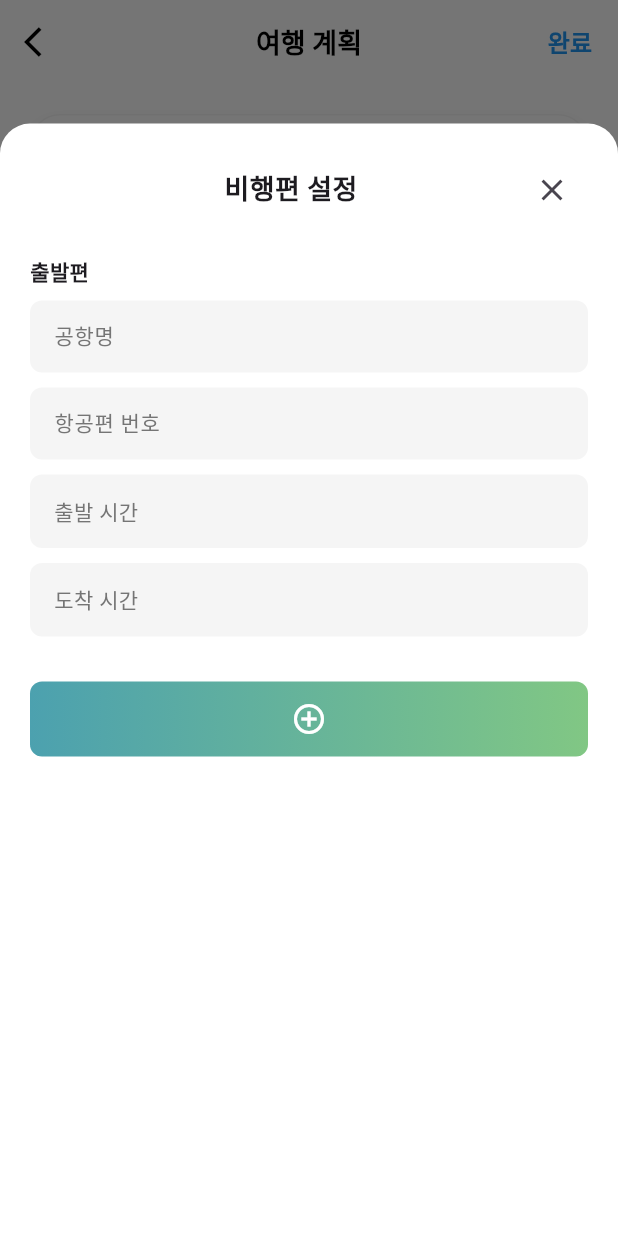
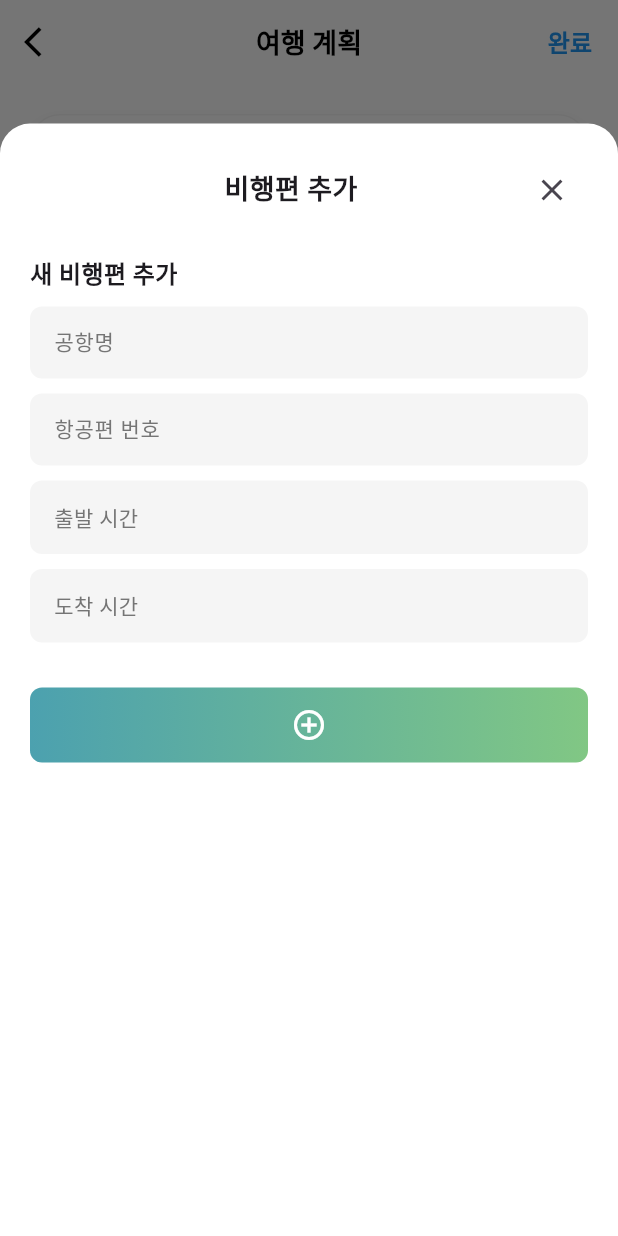
Before and after one commit to andy051127/tripic-refactored, a Flutter app: the TravelPlanSetupScreen screen opened directly, after a tap on "✈️", on a phone screen of 412 x 824 dp. Run offline on Flutter 3.47's test engine with Material 3 defaults, Android fonts, the phone set to English and light mode, and no system bars; our stand-ins replace cloud_firestore, firebase_auth, firebase_core, firebase_storage, geolocator, google_maps_flutter and 4 more; missing offline and left inert: image_editor_plus, translator; accounts and stored records are empty.

Commit message:
비행편 중복 허용

```diff
--- a/lib/screens/travel_plan_setup_screen.dart
+++ b/lib/screens/travel_plan_setup_screen.dart
@@ -23,7 +23,7 @@ class _TravelPlanSetupScreenState extends State<TravelPlanSetupScreen> {
   DateTime? _startDate;
   DateTime? _endDate;
   String _selectedCountry = "국가 설정";
-  String _flightInfo = "비행편 설정";
+  List<String> _flights = []; // 비행편 리스트로 변경
   String _hotelInfo = "숙소 설정";
 
   List<String> _members = [];
@@ -121,7 +121,10 @@ class _TravelPlanSetupScreenState extends State<TravelPlanSetupScreen> {
       final p = widget.plan!;
       _selectedDateRange = p.date;
       _selectedCountry = p.country;
-      _flightInfo = p.flightInfo.isNotEmpty ? p.flightInfo : "비행편 설정";
+      // flightInfo가 비어있지 않으면 리스트에 추가
+      if (p.flightInfo.isNotEmpty) {
+        _flights = [p.flightInfo];
+      }
       _hotelInfo = p.hotelInfo.isNotEmpty ? p.hotelInfo : "숙소 설정";
       _members = List.from(p.members);
       _supplies = List.from(p.supplies);
@@ -148,7 +151,7 @@ class _TravelPlanSetupScreenState extends State<TravelPlanSetupScreen> {
         title: "$_selectedCountry 여행",
         date: _selectedDateRange,
         country: _selectedCountry,
-        flightInfo: _flightInfo != "비행편 설정" ? _flightInfo : "",
+        flightInfo: _flights.isNotEmpty ? _flights.join(', ') : "",
         hotelInfo: _hotelInfo != "숙소 설정" ? _hotelInfo : "",
         members: _members,
         supplies: _supplies,
@@ -230,7 +233,12 @@ class _TravelPlanSetupScreenState extends State<TravelPlanSetupScreen> {
       ),
       body: SafeArea(
         child: SingleChildScrollView(
-          padding: const EdgeInsets.symmetric(horizontal: 20.0, vertical: 10.0),
+          padding: const EdgeInsets.only(
+            left: 20.0,
+            right: 20.0,
+            top: 10.0,
+            bottom: 80.0, // 하단 패딩 추가하여 네비게이션 바에 가려지지 않도록 함
+          ),
           child: Column(
             children: [
               const SizedBox(height: 10),
@@ -251,9 +259,11 @@ class _TravelPlanSetupScreenState extends State<TravelPlanSetupScreen> {
               _buildMenuCard(
                 context,
                 icon: "✈️",
-                title: _flightInfo,
+                title: _flights.isEmpty
+                    ? "비행편 추가"
+                    : "비행편 ${_flights.length}개",
                 onTap: () => _showFlightModal(context),
-                isSelected: _flightInfo != "비행편 설정",
+                isSelected: _flights.isNotEmpty,
               ),
               _buildMenuCard(
                 context,
@@ -365,7 +375,12 @@ class _TravelPlanSetupScreenState extends State<TravelPlanSetupScreen> {
       builder: (context) => StatefulBuilder(
         builder: (context, setModalState) => Container(
           height: MediaQuery.of(context).size.height * 0.85,
-          padding: const EdgeInsets.all(20),
+          padding: EdgeInsets.only(
+            left: 20,
+            right: 20,
+            top: 20,
+            bottom: MediaQuery.of(context).padding.bottom + 20,
+          ),
           decoration: const BoxDecoration(
             color: Colors.white,
             borderRadius: BorderRadius.vertical(top: Radius.circular(20)),
@@ -507,7 +522,8 @@ class _TravelPlanSetupScreenState extends State<TravelPlanSetupScreen> {
               left: 20,
               right: 20,
               top: 20,
-              bottom: MediaQuery.of(context).padding.bottom + 20,
+              bottom: MediaQuery.of(context).viewInsets.bottom +
+                     MediaQuery.of(context).padding.bottom + 20,
             ),
             decoration: const BoxDecoration(
               color: Colors.white,
@@ -676,7 +692,6 @@ class _TravelPlanSetupScreenState extends State<TravelPlanSetupScreen> {
   }
 
   void _showFlightModal(BuildContext context) {
-    /* 기존 코드 복사 */
     String dAirport = "", dFlight = "";
     TimeOfDay? dTime, aTime;
     showModalBottomSheet(
@@ -686,7 +701,12 @@ class _TravelPlanSetupScreenState extends State<TravelPlanSetupScreen> {
       builder: (context) => StatefulBuilder(
         builder: (context, setModalState) => Container(
           height: MediaQuery.of(context).size.height * 0.9,
-          padding: const EdgeInsets.all(20),
+          padding: EdgeInsets.only(
+            left: 20,
+            right: 20,
+            top: 20,
+            bottom: MediaQuery.of(context).padding.bottom + 20,
+          ),
           decoration: const BoxDecoration(
             color: Colors.white,
             borderRadius: BorderRadius.vertical(top: Radius.circular(20)),
@@ -695,11 +715,53 @@ class _TravelPlanSetupScreenState extends State<TravelPlanSetupScreen> {
             child: Column(
               crossAxisAlignment: CrossAxisAlignment.start,
               children: [
-                _buildModalHeader(context, "비행편 설정"),
+                _buildModalHeader(context, "비행편 추가"),
                 const SizedBox(height: 20),
+                // 이미 추가된 비행편 리스트 표시
+                if (_flights.isNotEmpty) ...[
+                  const Text(
+                    "추가된 비행편",
+                    style: TextStyle(fontWeight: FontWeight.bold, fontSize: 16),
+                  ),
+                  const SizedBox(height: 10),
+                  Container(
+                    decoration: BoxDecoration(
+                      color: Colors.grey[50],
+                      borderRadius: BorderRadius.circular(12),
+                    ),
+                    child: ListView.builder(
+                      shrinkWrap: true,
+                      physics: const NeverScrollableScrollPhysics(),
+                      itemCount: _flights.length,
+                      itemBuilder: (context, i) => ListTile(
+                        dense: true,
+                        leading: const Icon(
+                          Icons.flight_takeoff,
+                          color: Color(0xFF4CA1AF),
+                          size: 20,
+                        ),
+                        title: Text(_flights[i]),
+                        trailing: IconButton(
+                          icon: const Icon(
+                            Icons.remove_circle_outline,
+                            color: Colors.red,
+                            size: 20,
+                          ),
+                          onPressed: () {
+                            setState(() => _flights.removeAt(i));
+                            setModalState(() {});
+                          },
+                        ),
+                      ),
+                    ),
+                  ),
+                  const SizedBox(height: 20),
+                  const Divider(),
+                  const SizedBox(height: 20),
+                ],
                 const Text(
-                  "출발편",
-                  style: TextStyle(fontWeight: FontWeight.bold),
+                  "새 비행편 추가",
+                  style: TextStyle(fontWeight: FontWeight.bold, fontSize: 16),
                 ),
                 const SizedBox(height: 10),
                 _buildTextInputBox("공항명", (v) => dAirport = v),
@@ -731,8 +793,21 @@ class _TravelPlanSetupScreenState extends State<TravelPlanSetupScreen> {
                 GestureDetector(
                   onTap: () {
                     if (dAirport.isNotEmpty) {
-                      setState(() => _flightInfo = "$dAirport ($dFlight)");
-                      Navigator.pop(context);
+                      String flightInfo = dAirport;
+                      if (dFlight.isNotEmpty) flightInfo += " ($dFlight)";
+                      if (dTime != null) {
+                        flightInfo += " 출발: ${dTime!.format(context)}";
+                      }
+                      if (aTime != null) {
+                        flightInfo += " 도착: ${aTime!.format(context)}";
+                      }
+                      setState(() => _flights.add(flightInfo));
+                      setModalState(() {
+                        dAirport = "";
+                        dFlight = "";
+                        dTime = null;
+                        aTime = null;
+                      });
                     }
                   },
                   child: _buildAddButton(),
@@ -741,6 +816,24 @@ class _TravelPlanSetupScreenState extends State<TravelPlanSetupScreen> {
               ],
             ),
           ),
+        ),
+      ),
+    );
+  }
+
+  Widget _buildTimeSelectBox(TimeOfDay? time, String hint) {
+    return Container(
+      width: double.infinity,
+      padding: const EdgeInsets.symmetric(horizontal: 16, vertical: 14),
+      decoration: BoxDecoration(
+        color: Colors.grey[100],
+        borderRadius: BorderRadius.circular(8),
+      ),
+      child: Text(
+        time != null ? time.format(context) : hint,
+        style: TextStyle(
+          color: time != null ? Colors.black : Colors.grey[600],
+          fontSize: 14,
         ),
       ),
     );
@@ -756,7 +849,12 @@ class _TravelPlanSetupScreenState extends State<TravelPlanSetupScreen> {
       builder: (context) => StatefulBuilder(
         builder: (context, setModalState) => Container(
           height: MediaQuery.of(context).size.height * 0.8,
-          padding: const EdgeInsets.all(20),
+          padding: EdgeInsets.only(
+            left: 20,
+            right: 20,
+            top: 20,
+            bottom: MediaQuery.of(context).padding.bottom + 20,
+          ),
           decoration: const BoxDecoration(
             color: Colors.white,
             borderRadius: BorderRadius.vertical(top: Radius.circular(20)),
@@ -802,7 +900,12 @@ class _TravelPlanSetupScreenState extends State<TravelPlanSetupScreen> {
       builder: (context) => StatefulBuilder(
         builder: (context, setModalState) => Container(
           height: 500,
-          padding: const EdgeInsets.all(20),
+          padding: EdgeInsets.only(
+            left: 20,
+            right: 20,
+            top: 20,
+            bottom: MediaQuery.of(context).padding.bottom + 20,
+          ),
           decoration: const BoxDecoration(
             color: Colors.white,
             borderRadius: BorderRadius.vertical(top: Radius.circular(20)),
@@ -911,7 +1014,8 @@ class _TravelPlanSetupScreenState extends State<TravelPlanSetupScreen> {
             top: 20,
             left: 20,
             right: 20,
-            bottom: MediaQuery.of(context).viewInsets.bottom + 20,
+            bottom: MediaQuery.of(context).viewInsets.bottom +
+                   MediaQuery.of(context).padding.bottom + 20,
           ),
           decoration: const BoxDecoration(
             color: Colors.white,
@@ -990,7 +1094,8 @@ class _TravelPlanSetupScreenState extends State<TravelPlanSetupScreen> {
             top: 20,
             left: 20,
             right: 20,
-            bottom: MediaQuery.of(context).viewInsets.bottom + 20,
+            bottom: MediaQuery.of(context).viewInsets.bottom +
+                   MediaQuery.of(context).padding.bottom + 20,
           ),
           decoration: const BoxDecoration(
             color: Colors.white,
@@ -1135,24 +1240,6 @@ class _TravelPlanSetupScreenState extends State<TravelPlanSetupScreen> {
     );
   }
 
-  Widget _buildTimeSelectBox(TimeOfDay? time, String hint) {
-    return Container(
-      width: double.infinity,
-      padding: const EdgeInsets.symmetric(horizontal: 16, vertical: 14),
-      decoration: BoxDecoration(
-        color: Colors.grey[100],
-        borderRadius: BorderRadius.circular(8),
-      ),
-      child: Text(
-        time != null ? time.format(context) : hint,
-        style: TextStyle(
-          color: time != null ? Colors.black : Colors.grey[600],
-          fontSize: 14,
-        ),
-      ),
-    );
-  }
-
   Widget _buildDateDisplayBox(
     String label,
     DateTime? date,
```
Also changed, not shown: lib/screens/home_screen.dart (+0 -8 lines), lib/screens/travel_plan_screen.dart (+12 -0 lines).
